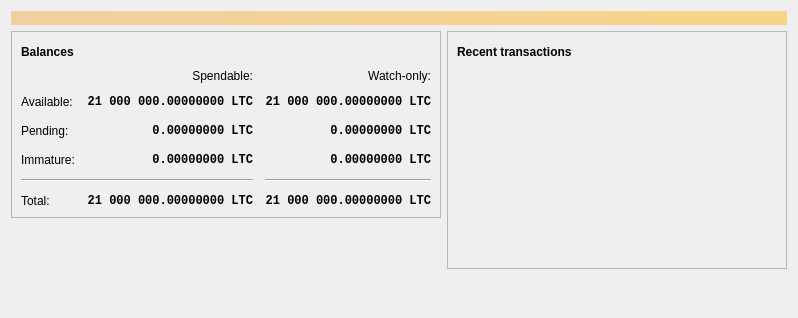
This is src/qt/forms/overviewpage.ui in sugarchain-project/yumekawa as Qt 5 draws it before an edit. The edited form follows.
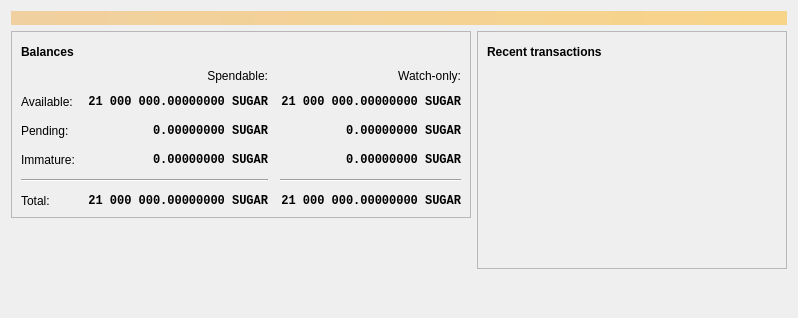
This is the edited form. Icons and pictures are not drawn.

Commit message: git grep -l 'LTC' | xargs sed -i 's#LTC#SUGAR#g'

What changed in the file:
```diff
--- a/src/qt/forms/overviewpage.ui
+++ b/src/qt/forms/overviewpage.ui
@@ -130,7 +130,7 @@
                <string>Unconfirmed transactions to watch-only addresses</string>
               </property>
               <property name="text">
-               <string notr="true">0.00000000 LTC</string>
+               <string notr="true">0.00000000 SUGAR</string>
               </property>
               <property name="alignment">
                <set>Qt::AlignRight|Qt::AlignTrailing|Qt::AlignVCenter</set>
@@ -156,7 +156,7 @@
                <string>Total of transactions that have yet to be confirmed, and do not yet count toward the spendable balance</string>
               </property>
               <property name="text">
-               <string notr="true">0.00000000 LTC</string>
+               <string notr="true">0.00000000 SUGAR</string>
               </property>
               <property name="alignment">
                <set>Qt::AlignRight|Qt::AlignTrailing|Qt::AlignVCenter</set>
@@ -182,7 +182,7 @@
                <string>Mined balance in watch-only addresses that has not yet matured</string>
               </property>
               <property name="text">
-               <string notr="true">0.00000000 LTC</string>
+               <string notr="true">0.00000000 SUGAR</string>
               </property>
               <property name="alignment">
                <set>Qt::AlignRight|Qt::AlignTrailing|Qt::AlignVCenter</set>
@@ -241,7 +241,7 @@
                <string>Mined balance that has not yet matured</string>
               </property>
               <property name="text">
-               <string notr="true">0.00000000 LTC</string>
+               <string notr="true">0.00000000 SUGAR</string>
               </property>
               <property name="alignment">
                <set>Qt::AlignRight|Qt::AlignTrailing|Qt::AlignVCenter</set>
@@ -287,7 +287,7 @@
                <string>Your current total balance</string>
               </property>
               <property name="text">
-               <string notr="true">21 000 000.00000000 LTC</string>
+               <string notr="true">21 000 000.00000000 SUGAR</string>
               </property>
               <property name="alignment">
                <set>Qt::AlignRight|Qt::AlignTrailing|Qt::AlignVCenter</set>
@@ -313,7 +313,7 @@
                <string>Current total balance in watch-only addresses</string>
               </property>
               <property name="text">
-               <string notr="true">21 000 000.00000000 LTC</string>
+               <string notr="true">21 000 000.00000000 SUGAR</string>
               </property>
               <property name="alignment">
                <set>Qt::AlignRight|Qt::AlignTrailing|Qt::AlignVCenter</set>
@@ -356,7 +356,7 @@
                <string>Your current spendable balance</string>
               </property>
               <property name="text">
-               <string notr="true">21 000 000.00000000 LTC</string>
+               <string notr="true">21 000 000.00000000 SUGAR</string>
               </property>
               <property name="alignment">
                <set>Qt::AlignRight|Qt::AlignTrailing|Qt::AlignVCenter</set>
@@ -382,7 +382,7 @@
                <string>Your current balance in watch-only addresses</string>
               </property>
               <property name="text">
-               <string notr="true">21 000 000.00000000 LTC</string>
+               <string notr="true">21 000 000.00000000 SUGAR</string>
               </property>
               <property name="alignment">
                <set>Qt::AlignRight|Qt::AlignTrailing|Qt::AlignVCenter</set>
```
The commit also changes 5 other files.
